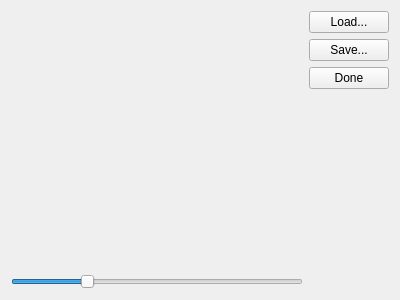
This is history.ui in tps12/Tec-Nine as Qt 5 draws it before an edit. The edited form follows.
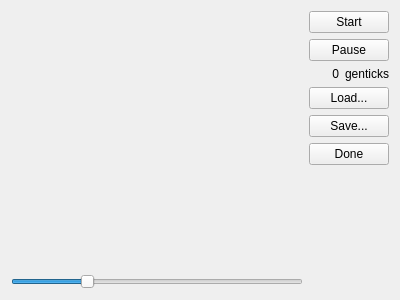
This is the edited form.

Commit message:
Grow populations in history mode
Carrying capacity is averaged from contributing parent tiles where they overlap,
or taken directly from a single coarse tile where they don't.

Diff of the .ui file:
```diff
--- a/history.ui
+++ b/history.ui
@@ -71,6 +71,41 @@
      <property name="sizeConstraint">
       <enum>QLayout::SetFixedSize</enum>
      </property>
+     <item>
+      <widget class="QPushButton" name="start">
+       <property name="text">
+        <string>Start</string>
+       </property>
+      </widget>
+     </item>
+     <item>
+      <widget class="QPushButton" name="pause">
+       <property name="text">
+        <string>Pause</string>
+       </property>
+      </widget>
+     </item>
+     <item>
+      <layout class="QHBoxLayout" name="horizontalLayout_2">
+       <item>
+        <widget class="QLabel" name="ticks">
+         <property name="text">
+          <string>0</string>
+         </property>
+         <property name="alignment">
+          <set>Qt::AlignRight|Qt::AlignTrailing|Qt::AlignVCenter</set>
+         </property>
+        </widget>
+       </item>
+       <item>
+        <widget class="QLabel" name="label_2">
+         <property name="text">
+          <string>genticks</string>
+         </property>
+        </widget>
+       </item>
+      </layout>
+     </item>
      <item>
       <widget class="QPushButton" name="load">
        <property name="text">
```
The commit also changes 2 other files.
